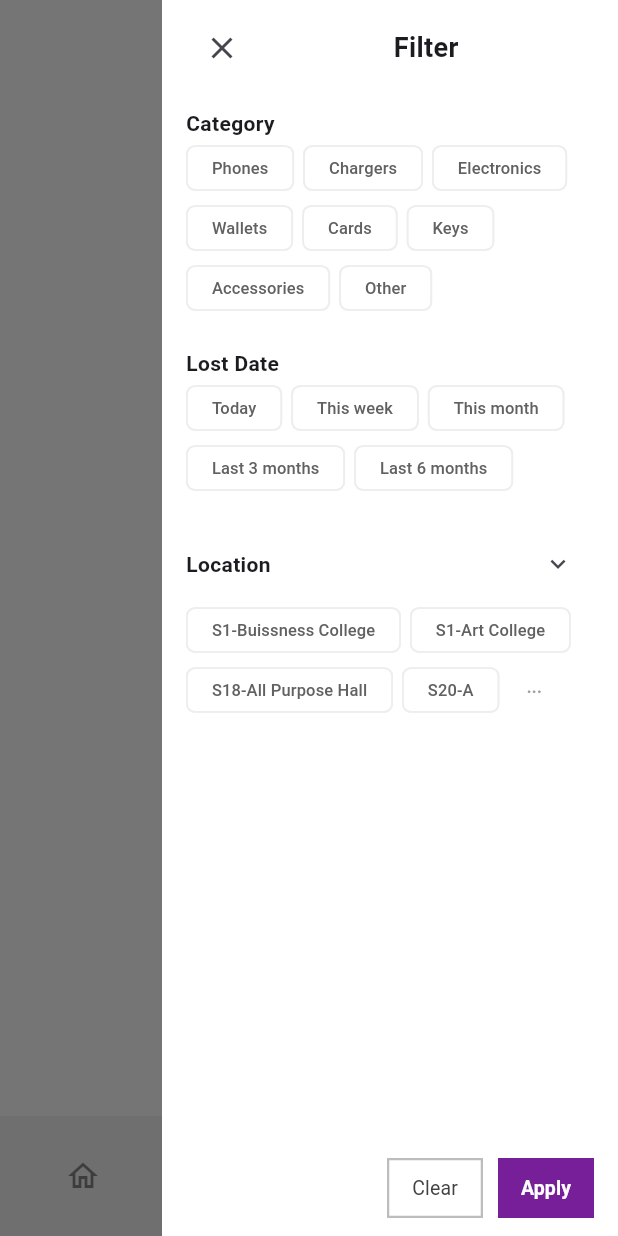
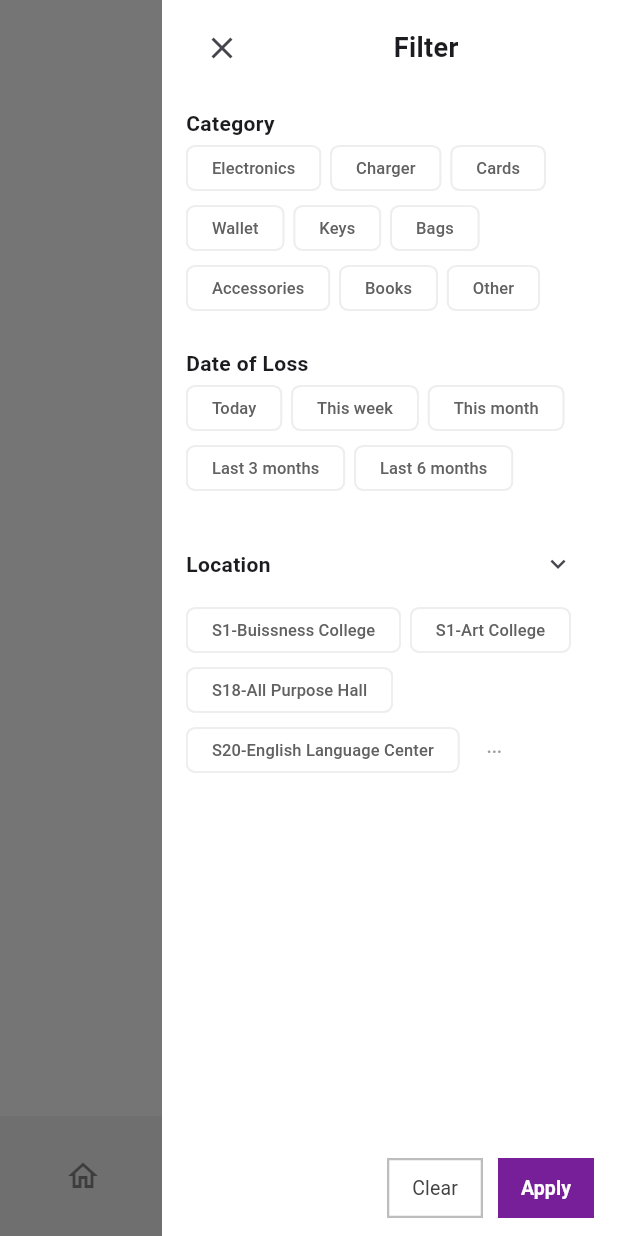
Before and after one commit to ZainabJameel300/UniFind, a Flutter app: the screen it shows once a user with an empty profile is signed in, item 2 of the bottom bar chosen, with the side drawer open, on a phone screen of 412 x 824 dp. Run offline on Flutter 3.47's test engine with Material 3 defaults, Android fonts, the phone set to English and light mode, and no system bars; our stand-ins replace cloud_firestore, firebase_auth, firebase_core, photo_view; accounts and stored records are empty.

Commit message:
UI fixes

```diff
--- a/lib/Components/filters_drawer.dart
+++ b/lib/Components/filters_drawer.dart
@@ -12,14 +12,15 @@ class FiltersDrawer extends StatefulWidget {
 }
 
 class _FiltersDrawerState extends State<FiltersDrawer> {
-  final List<String> categories = [
-    "Phones",
-    "Chargers",
+   final List<String> categories = [
     "Electronics",
-    "Wallets",
+    "Charger",
     "Cards",
+    "Wallet",
     "Keys",
+    "Bags",
     "Accessories",
+    "Books",
     "Other",
   ];
 
@@ -27,6 +28,7 @@ class _FiltersDrawerState extends State<FiltersDrawer> {
     "S1-Buissness College",
     "S1-Art College",
     "S18-All Purpose Hall",
+    "S20-English Language Center",
     "S20-A",
     "S20-B",
     "S20-C",
@@ -41,7 +43,9 @@ class _FiltersDrawerState extends State<FiltersDrawer> {
     "S48-Class Rooms",
     "S50-Khunji Hall",
     "S51-Food Court",
-    "S6-Mosque"
+    "S6-Mosque",
+    "S27-College of Engineering",
+    "College of Health and Sciences",
   ];
 
   final List<String> dates = [
@@ -124,7 +128,7 @@ class _FiltersDrawerState extends State<FiltersDrawer> {
 
                       // Date filter
                       const Text(
-                        "Lost Date",
+                        "Date of Loss",
                         style: TextStyle(
                           fontSize: 14,
                           fontWeight: FontWeight.bold,
```
